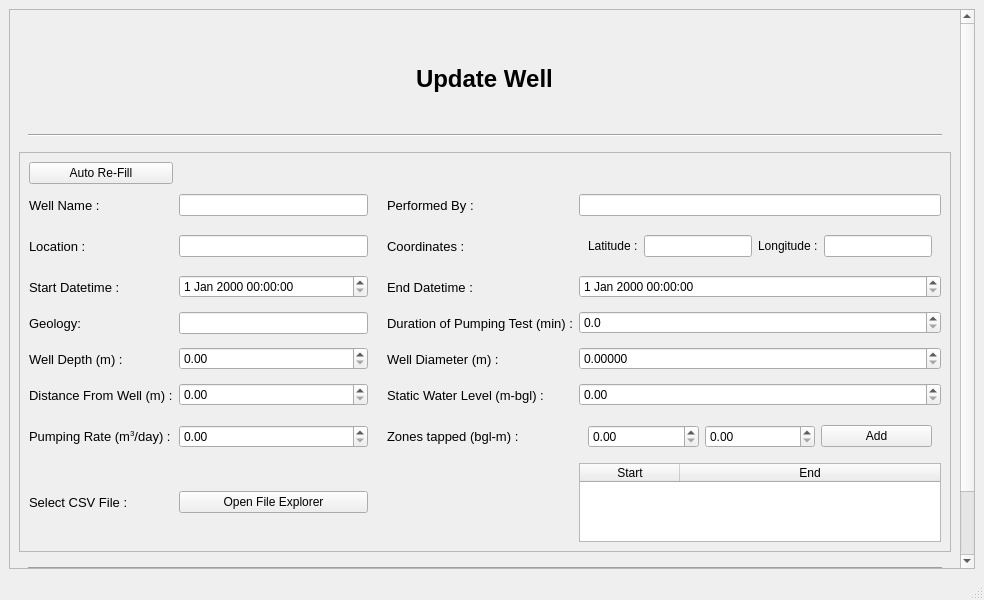
Above: update_well.ui from dhairyashil-G/CGWB-Desktop-App before the change. Below: the same form after it.
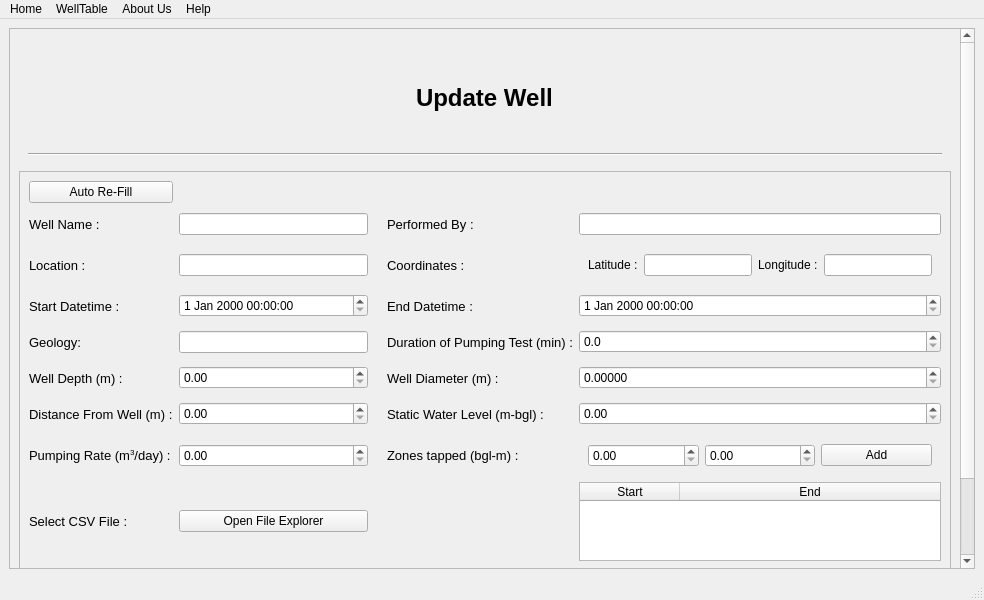
That is the form after the change. Icons and pictures are not drawn.

Commit message: update well navbar added

Patch:
```diff
--- a/update_well.ui
+++ b/update_well.ui
@@ -24,7 +24,7 @@
        <property name="geometry">
         <rect>
          <x>0</x>
-         <y>-93</y>
+         <y>0</y>
          <width>947</width>
          <height>632</height>
         </rect>
@@ -652,6 +652,30 @@
      <height>21</height>
     </rect>
    </property>
+   <widget class="QMenu" name="menuHome">
+    <property name="title">
+     <string>Home</string>
+    </property>
+   </widget>
+   <widget class="QMenu" name="menuWellTable">
+    <property name="title">
+     <string>WellTable</string>
+    </property>
+   </widget>
+   <widget class="QMenu" name="menuAbout">
+    <property name="title">
+     <string>About Us</string>
+    </property>
+   </widget>
+   <widget class="QMenu" name="menuHelp">
+    <property name="title">
+     <string>Help</string>
+    </property>
+   </widget>
+   <addaction name="menuHome"/>
+   <addaction name="menuWellTable"/>
+   <addaction name="menuAbout"/>
+   <addaction name="menuHelp"/>
   </widget>
   <widget class="QStatusBar" name="statusbar"/>
  </widget>
```
The commit also changes 1 other file.
